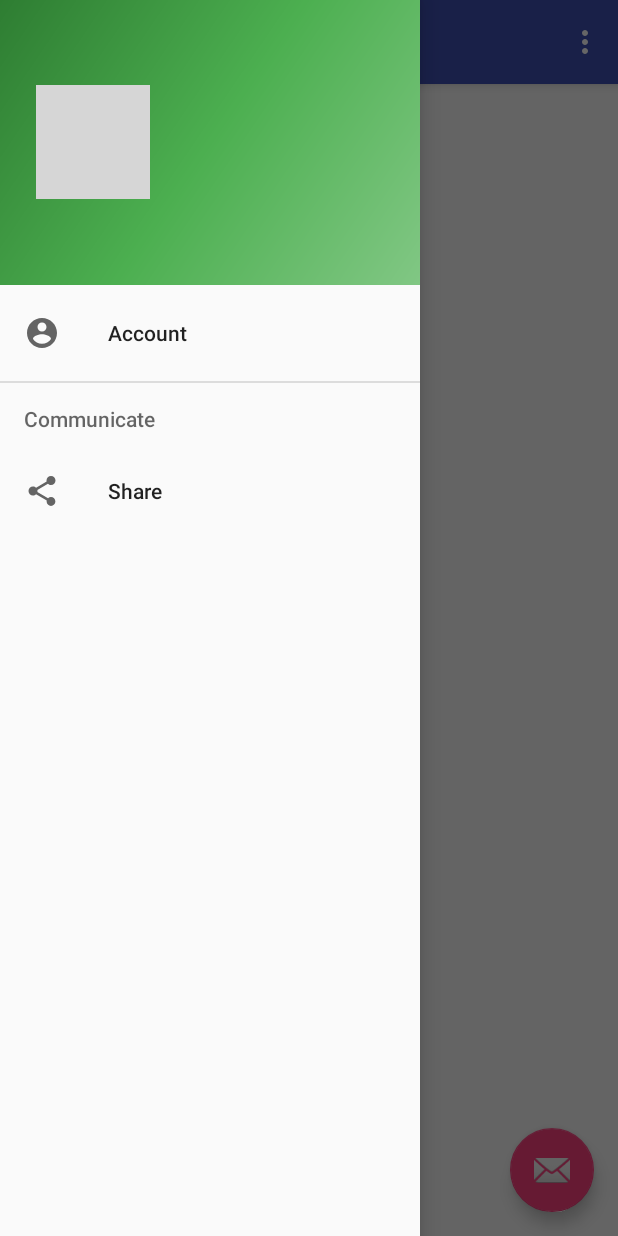
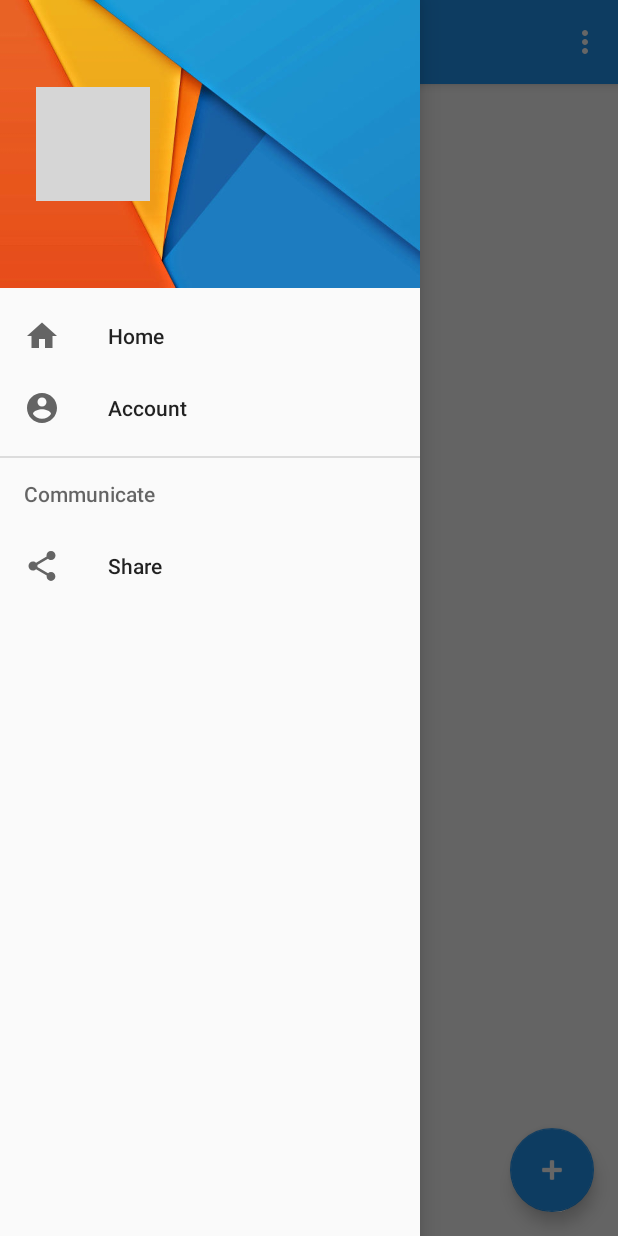
Before and after one commit to Thobber94/q-no-more, an Android app: the MainActivity screen opened directly, with no data from a screen before it, with the side drawer open, on a phone screen of 412 x 824 dp. Run offline under Robolectric (Android 15) with nearby library versions, the phone set to English and light mode, and no system bars; our stand-ins replace CircleImageView, Picasso; grey boxes are pictures that could not be loaded.

Commit message:
Changed nav bar title image
Also changed the floating button color

```diff
--- a/QnoMore/app/src/main/java/net/bergby/qnomore/Fragment2.java
+++ b/QnoMore/app/src/main/java/net/bergby/qnomore/HomeFragment.java
@@ -9,11 +9,11 @@ import android.view.ViewGroup;
 /**
  * Created by thomas on 04-Mar-17.
  */
-public class Fragment2 extends Fragment
+public class HomeFragment extends Fragment
 {
     @Override
     public View onCreateView(LayoutInflater inflater, ViewGroup container, Bundle savedInstanceState)
     {
-        return inflater.inflate(R.layout.login_main2, container, false);
+        return inflater.inflate(R.layout.home_main, container, false);
     }
 }
--- a/QnoMore/app/src/main/res/layout/app_bar_main.xml
+++ b/QnoMore/app/src/main/res/layout/app_bar_main.xml
@@ -30,6 +30,7 @@
             android:layout_height="wrap_content"
             android:layout_gravity="bottom|end"
             android:layout_margin="@dimen/fab_margin"
-            app:srcCompat="@android:drawable/ic_dialog_email"/>
+            app:srcCompat="@android:drawable/ic_input_add"
+            android:tint="@android:color/white"/>
 
 </android.support.design.widget.CoordinatorLayout>
--- a/QnoMore/app/src/main/res/layout/nav_header_main.xml
+++ b/QnoMore/app/src/main/res/layout/nav_header_main.xml
@@ -1,10 +1,15 @@
 <?xml version="1.0" encoding="utf-8"?>
 <RelativeLayout xmlns:android="http://schemas.android.com/apk/res/android"
                 android:layout_width="match_parent"
-                android:layout_height="190dp"
+                android:layout_height="@dimen/navdrawer_image_height"
                 android:background="@drawable/side_nav_bar"
-                android:orientation="vertical"
-        >
+                android:orientation="vertical">
+    <ImageView
+            android:layout_width="wrap_content"
+            android:src="@drawable/bg_material_design"
+            android:layout_height="@dimen/navdrawer_image_height"
+            android:scaleType="centerCrop"
+            android:contentDescription="@string/cd_navdrawer_image"/>
 
     <de.hdodenhof.circleimageview.CircleImageView
             xmlns:app="http://schemas.android.com/apk/res-auto"
--- a/QnoMore/app/src/main/res/menu/activity_main_drawer.xml
+++ b/QnoMore/app/src/main/res/menu/activity_main_drawer.xml
@@ -2,6 +2,10 @@
 <menu xmlns:android="http://schemas.android.com/apk/res/android">
 
     <group android:checkableBehavior="single">
+        <item
+                android:id="@+id/nav_home"
+                android:icon="@drawable/ic_home"
+                android:title="@string/home"/>
         <item
                 android:id="@+id/nav_account_circle"
                 android:icon="@drawable/ic_account_circle"
--- a/QnoMore/app/src/main/res/values/colors.xml
+++ b/QnoMore/app/src/main/res/values/colors.xml
@@ -1,6 +1,6 @@
 <?xml version="1.0" encoding="utf-8"?>
 <resources>
-    <color name="colorPrimary">#3F51B5</color>
-    <color name="colorPrimaryDark">#303F9F</color>
-    <color name="colorAccent">#FF4081</color>
+    <color name="colorPrimary">#2196f3</color>
+    <color name="colorPrimaryDark">#0d47a1</color>
+    <color name="colorAccent">#2196f3</color>
 </resources>
--- a/QnoMore/app/src/main/res/values/dimens.xml
+++ b/QnoMore/app/src/main/res/values/dimens.xml
@@ -6,4 +6,5 @@
     <dimen name="activity_horizontal_margin">16dp</dimen>
     <dimen name="activity_vertical_margin">16dp</dimen>
     <dimen name="fab_margin">16dp</dimen>
+    <dimen name="navdrawer_image_height">192dp</dimen>
 </resources>
--- a/QnoMore/app/src/main/res/values/strings.xml
+++ b/QnoMore/app/src/main/res/values/strings.xml
@@ -14,4 +14,6 @@
     <string name="loading">Loading… Please wait.</string>
     <string name="login">Please sign in</string>
     <string name="log_out">Log Out</string>
+    <string name="home">Home</string>
+    <string name="cd_navdrawer_image">Navigation Drawer Image</string>
 </resources>
```
Also changed, not shown: QnoMore/app/src/main/java/net/bergby/qnomore/MainActivity.java (+6 -4 lines), QnoMore/app/src/main/res/layout/content_main.xml (+11 -0 lines), QnoMore/app/src/main/res/layout/home_main.xml (added, +7 -0 lines), QnoMore/app/src/main/res/layout/login_main2.xml (deleted, +0 -14 lines), QnoMore/app/src/main/res/drawable-hdpi/ic_home.png (added), QnoMore/app/src/main/res/drawable-mdpi/ic_home.png (added), QnoMore/app/src/main/res/drawable-xhdpi/ic_home.png (added), QnoMore/app/src/main/res/drawable-xxhdpi/ic_home.png (added), QnoMore/app/src/main/res/drawable-xxxhdpi/ic_home.png (added), QnoMore/app/src/main/res/drawable/bg_material_design.jpg (added).
